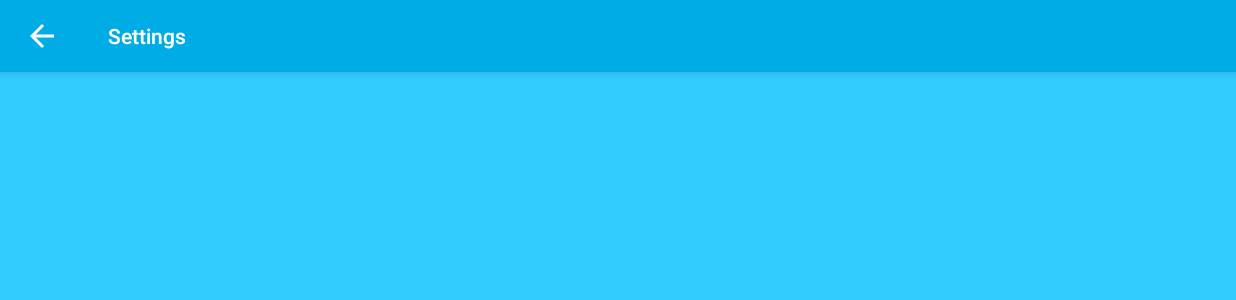
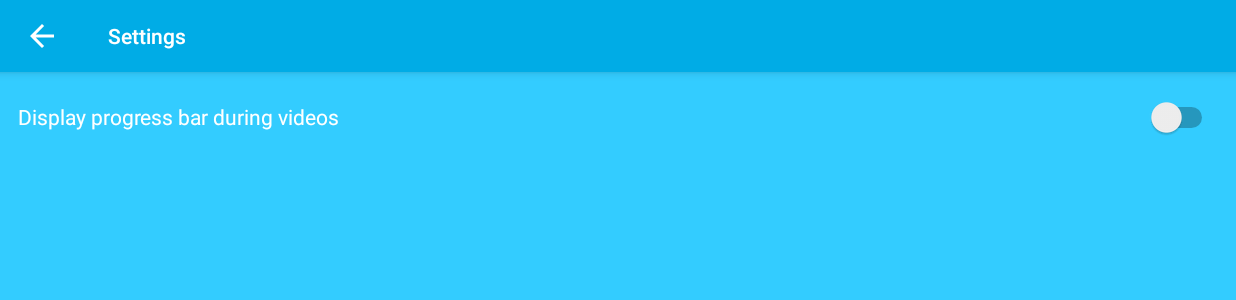
Before and after one commit to tsmears/android-do-you-even-plank, an Android app: the SettingsActivity screen opened directly, with no data from a screen before it, on a phone screen of 824 x 412 dp (held sideways). Shown: the top 300 px of the screen. Run offline under Robolectric (Android 15) with nearby library versions, the phone set to English and light mode, and no system bars; our stand-ins replace ButterKnife.

Commit message:
settings
https://airtable.com/tbltyI1ePVzn0p1f8/viwRLtQD8eNRYT2R3/recFXd6kQbrTS0e6F

```diff
--- a/app/src/main/java/com/doyouevenplank/android/activity/VideoActivity.java
+++ b/app/src/main/java/com/doyouevenplank/android/activity/VideoActivity.java
@@ -11,6 +11,7 @@ import android.widget.TextView;
 import com.doyouevenplank.android.R;
 import com.doyouevenplank.android.activity.base.YouTubeFailureRecoveryActivity;
 import com.doyouevenplank.android.app.Config;
+import com.doyouevenplank.android.app.SharedPreferencesManager;
 import com.doyouevenplank.android.component.VideoActivitySoundPoolPlayer;
 import com.doyouevenplank.android.db.HistoryDbAccessor;
 import com.doyouevenplank.android.model.Video;
@@ -75,6 +76,8 @@ public class VideoActivity extends YouTubeFailureRecoveryActivity {
 
         mCountdownTextView = (TextView) findViewById(R.id.countdown_textview);
         mProgressBar = (ProgressBar) findViewById(R.id.progress_bar);
+        int progressBarVisibility = SharedPreferencesManager.getInstance(this).getShouldShowProgressBarInVideoActivity() ? View.VISIBLE : View.GONE;
+        mProgressBar.setVisibility(progressBarVisibility);
 
         mYouTubePlayerFragment = (YouTubePlayerFragment) getFragmentManager().findFragmentById(R.id.youtube_fragment);
         mYouTubePlayerFragment.initialize(Config.YOUTUBE_API_KEY, this);
--- a/app/src/main/java/com/doyouevenplank/android/activity/menu/SettingsActivity.java
+++ b/app/src/main/java/com/doyouevenplank/android/activity/menu/SettingsActivity.java
@@ -3,13 +3,19 @@ package com.doyouevenplank.android.activity.menu;
 import android.content.Context;
 import android.content.Intent;
 import android.os.Bundle;
+import android.widget.CompoundButton;
+import android.widget.Switch;
 
 import com.doyouevenplank.android.R;
 import com.doyouevenplank.android.activity.base.DoYouEvenPlankActivity;
+import com.doyouevenplank.android.app.SharedPreferencesManager;
 
+import butterknife.BindView;
 import butterknife.ButterKnife;
 
 public class SettingsActivity extends DoYouEvenPlankActivity {
+
+    @BindView(R.id.should_show_progress_bar_in_video_activity_switch) Switch mShouldShowVideoActivityProgressBarSwitch;
 
     public static void start(Context caller) {
         Intent intent = new Intent(caller, SettingsActivity.class);
@@ -23,6 +29,14 @@ public class SettingsActivity extends DoYouEvenPlankActivity {
         ButterKnife.bind(this);
 
         getSupportActionBar().setTitle(R.string.settings);
+
+        mShouldShowVideoActivityProgressBarSwitch.setChecked(SharedPreferencesManager.getInstance(this).getShouldShowProgressBarInVideoActivity());
+        mShouldShowVideoActivityProgressBarSwitch.setOnCheckedChangeListener(new CompoundButton.OnCheckedChangeListener() {
+            @Override
+            public void onCheckedChanged(CompoundButton compoundButton, boolean isChecked) {
+                SharedPreferencesManager.getInstance(SettingsActivity.this).setShouldShowProgressBarInVideoActivity(isChecked);
+            }
+        });
     }
 
 }
--- a/app/src/main/java/com/doyouevenplank/android/app/SharedPreferencesManager.java
+++ b/app/src/main/java/com/doyouevenplank/android/app/SharedPreferencesManager.java
@@ -6,6 +6,7 @@ import android.content.SharedPreferences;
 public class SharedPreferencesManager {
 
     private static final String HAS_SHOWN_COUNTDOWN_INFO_POPUP = "has_shown_countdown_info_popup_key";
+    private static final String SHOULD_SHOW_PROGRESS_BAR_IN_VIDEO_ACTIVITY = "should_show_progress_bar_in_video_activity_key";
 
     private static SharedPreferencesManager sInstance;
     private SharedPreferences mSharedPreferences;
@@ -30,4 +31,13 @@ public class SharedPreferencesManager {
         editor.apply();
     }
 
+    public boolean getShouldShowProgressBarInVideoActivity() {
+        return mSharedPreferences.getBoolean(SHOULD_SHOW_PROGRESS_BAR_IN_VIDEO_ACTIVITY, false);
+    }
+    public void setShouldShowProgressBarInVideoActivity(boolean shouldShow) {
+        SharedPreferences.Editor editor = mSharedPreferences.edit();
+        editor.putBoolean(SHOULD_SHOW_PROGRESS_BAR_IN_VIDEO_ACTIVITY, shouldShow);
+        editor.apply();
+    }
+
 }
--- a/app/src/main/res/layout/activity_settings.xml
+++ b/app/src/main/res/layout/activity_settings.xml
@@ -1,8 +1,39 @@
 <?xml version="1.0" encoding="utf-8"?>
-<LinearLayout
+<ScrollView
     xmlns:android="http://schemas.android.com/apk/res/android"
     android:layout_width="match_parent"
     android:layout_height="match_parent"
     android:orientation="vertical">
 
-</LinearLayout>
+    <LinearLayout
+        android:layout_width="match_parent"
+        android:layout_height="wrap_content"
+        android:orientation="vertical"
+        android:paddingLeft="12dip"
+        android:paddingRight="12dip">
+
+        <RelativeLayout
+            android:layout_width="match_parent"
+            android:layout_height="60dip"
+            android:orientation="horizontal">
+
+            <TextView
+                android:layout_width="match_parent"
+                android:layout_height="match_parent"
+                android:layout_alignParentStart="true"
+                android:layout_toStartOf="@+id/should_show_progress_bar_in_video_activity_switch"
+                android:text="@string/should_show_progress_bar_in_video_activity_message"
+                android:gravity="start|center_vertical"/>
+
+            <Switch
+                android:id="@id/should_show_progress_bar_in_video_activity_switch"
+                android:layout_width="wrap_content"
+                android:layout_height="match_parent"
+                android:layout_alignParentEnd="true"
+                android:gravity="end|center_vertical"/>
+
+        </RelativeLayout>
+
+    </LinearLayout>
+
+</ScrollView>
--- a/app/src/main/res/values/strings.xml
+++ b/app/src/main/res/values/strings.xml
@@ -14,6 +14,8 @@
     <string name="open_source_attributions">Libraries we use</string>
     <string name="about">About</string>
 
+    <string name="should_show_progress_bar_in_video_activity_message">Display progress bar during videos</string>
+
     <string name="support_message">Please send any inquiries to hello@doyouevenplank.com.</string>
 
     <string name="error_fetching_video_metadata">Error fetching video information. Please try again later.</string>
```
